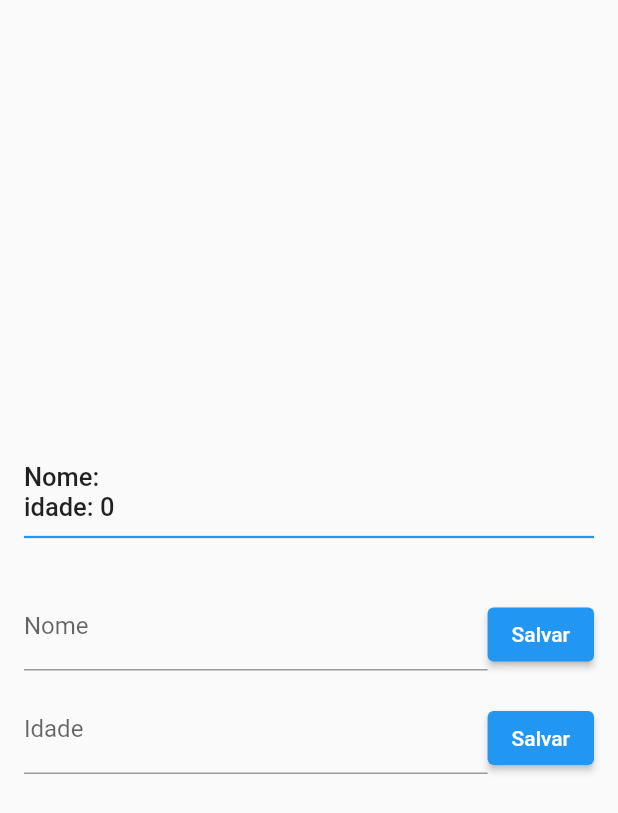
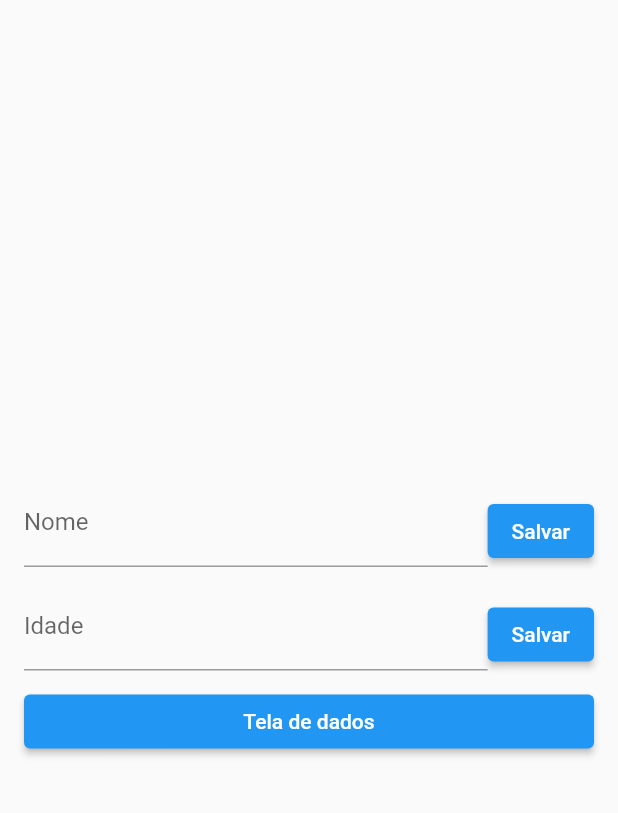
Before and after one commit to thiagolazaro/flutter-getx-intro, a Flutter app: the screen it shows after launch, after a tap on "Salvar", on a phone screen of 412 x 824 dp. Shown: the top 813 px of the screen. Run offline on Flutter 3.47's test engine with Material 2 defaults, Android fonts, the phone set to English and light mode, and no system bars; our stand-ins replace get.

```diff
--- a/lib/main.dart
+++ b/lib/main.dart
@@ -3,6 +3,10 @@ import 'package:get/get.dart';
 import 'package:getx_intro/user_controller.dart';
 
 void main() {
+  // Get.put<UserController>(UserController());
+
+  Get.lazyPut<UserController>(() => UserController());
+
   runApp(const MyApp());
 }
 
@@ -28,12 +32,7 @@ class HomePage extends StatelessWidget {
   final nameController = TextEditingController();
   final ageController = TextEditingController();
 
-  TextStyle commonStyle() => const TextStyle(
-        fontSize: 17,
-        fontWeight: FontWeight.w500,
-      );
-
-  final userController = UserController();
+  final UserController userController = Get.find();
 
   @override
   Widget build(BuildContext context) {
@@ -44,31 +43,10 @@ class HomePage extends StatelessWidget {
           mainAxisAlignment: MainAxisAlignment.center,
           crossAxisAlignment: CrossAxisAlignment.stretch,
           children: [
-            // Apresentação do nome
-            Obx(() => Text(
-                  'Nome: ${userController.user.value.name}',
-                  style: commonStyle(),
-                )),
-
-            // Apresentação da idade
-            Obx(() => Text(
-                  'idade: ${userController.user.value.age}',
-                  style: commonStyle(),
-                )),
-
-            const Divider(
-              thickness: 1.5,
-              color: Colors.blue,
-              height: 20,
-            ),
-
-            // Espaçamento
-            const SizedBox(height: 20),
-
             Row(
               crossAxisAlignment: CrossAxisAlignment.end,
               children: [
-                // Campo de Nome
+                // Campo de nome
                 Expanded(
                   child: TextField(
                     controller: nameController,
@@ -78,7 +56,7 @@ class HomePage extends StatelessWidget {
                   ),
                 ),
 
-                // Botão para salvar a nome
+                // Botão para salvar o nome
                 ElevatedButton(
                   onPressed: () {
                     userController.setUserName(nameController.text);
@@ -94,7 +72,7 @@ class HomePage extends StatelessWidget {
             Row(
               crossAxisAlignment: CrossAxisAlignment.end,
               children: [
-                // Campo de Idade
+                // Campo de idade
                 Expanded(
                   child: TextField(
                     controller: ageController,
@@ -111,10 +89,23 @@ class HomePage extends StatelessWidget {
                   },
                   child: const Text('Salvar'),
                 ),
+              ],
+            ),
 
-                // Espaçamento
-                const SizedBox(height: 10),
-              ],
+            // Espaçamento
+            const SizedBox(height: 10),
+
+            ElevatedButton(
+              onPressed: () {
+                Navigator.of(context).push(
+                  MaterialPageRoute(
+                    builder: (context) {
+                      return DataScreen();
+                    },
+                  ),
+                );
+              },
+              child: const Text('Tela de dados'),
             ),
           ],
         ),
@@ -122,3 +113,43 @@ class HomePage extends StatelessWidget {
     );
   }
 }
+
+class DataScreen extends StatelessWidget {
+  DataScreen({
+    Key? key,
+  }) : super(key: key);
+
+  TextStyle commonStyle() => const TextStyle(
+        fontSize: 20,
+        fontWeight: FontWeight.w700,
+      );
+
+  final UserController userController = Get.find();
+
+  @override
+  Widget build(BuildContext context) {
+    return Scaffold(
+      appBar: AppBar(
+        title: const Text('Dados'),
+      ),
+      body: Center(
+        child: Column(
+          mainAxisSize: MainAxisSize.min,
+          children: [
+            // Apresentação do nome
+            Obx(() => Text(
+                  'Nome: ${userController.user.value.name}',
+                  style: commonStyle(),
+                )),
+
+            // Apresentação da idade
+            Obx(() => Text(
+                  'idade: ${userController.user.value.age}',
+                  style: commonStyle(),
+                )),
+          ],
+        ),
+      ),
+    );
+  }
+}
--- a/lib/user_controller.dart
+++ b/lib/user_controller.dart
@@ -5,12 +5,9 @@ class UserController extends GetxController {
   Rx<UserModel> user = UserModel().obs;
 
   void setUserName(String userName) {
-    // user.update((obj) {
-    //   obj?.name = userName;
-    // });
-
-    user.value.name = userName;
-    user.refresh();
+    user.update((obj) {
+      obj?.name = userName;
+    });
   }
 
   void setUserAge(int userAge) {
```
